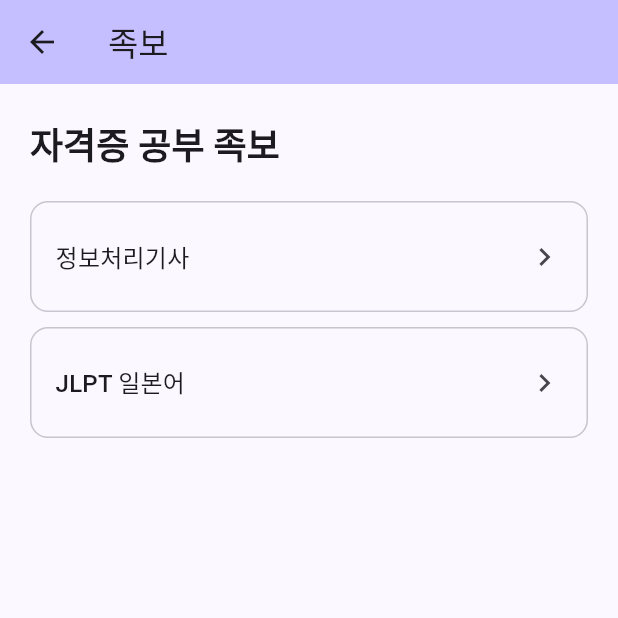
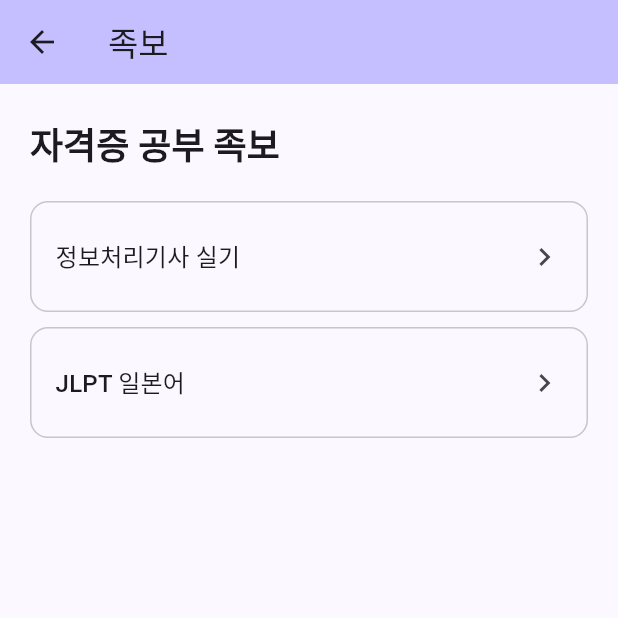
Before and after one commit to SeungYeon04/D_StudyQuiz, a Flutter app: the screen it shows after launch, in the side drawer, after a tap on "족보 바로가기", on a phone screen of 412 x 824 dp, the top half of it. Run offline on Flutter 3.47's test engine with Material 3 defaults, Android fonts, the light colour scheme and no system bars; our stand-ins replace flutter_markdown; Roboto replaces fonts that are missing (Kkuk).

Commit message:
chore : 내용

```diff
--- a/quiz_lock_app/lib/quiz/data/jokbo_catalog.dart
+++ b/quiz_lock_app/lib/quiz/data/jokbo_catalog.dart
@@ -12,9 +12,11 @@ class JokboCatalog {
   static const sectionTitle = '자격증 공부 족보';
 
   static const List<JokboEntry> entries = [
-    JokboEntry(title: '정보처리기사', assetPath: 'assets/jokbo/Information.md'),
+    JokboEntry(title: '정보처리기사 실기', assetPath: 'assets/jokbo/Information.md'),
     JokboEntry(title: 'JLPT 일본어', assetPath: 'assets/jokbo/JLPT.md'),
   ];
+  // !!취업비자 법적 최소 N2 112점 이상 합격증 제출!! 단계는 나중에 보고
+  // 번외: 현장직은 N4 이상 또는 JFT-Basic이나 직무별 기능시험 - 나는 아마 굳이 참고만
 
   static List<String> get titles =>
       entries.map((entry) => entry.title).toList(growable: false);
```
Also changed, not shown: quiz_lock_app/lib/quiz/screens/jokbo_screen.dart (+11 -0 lines), 1 other file.
